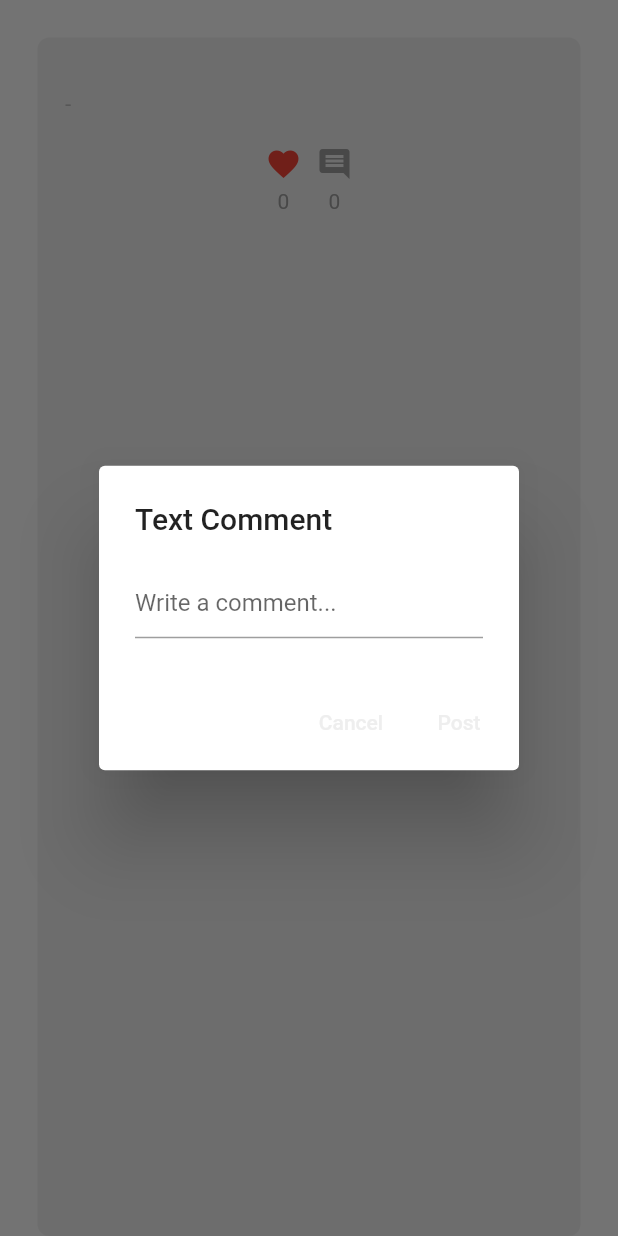
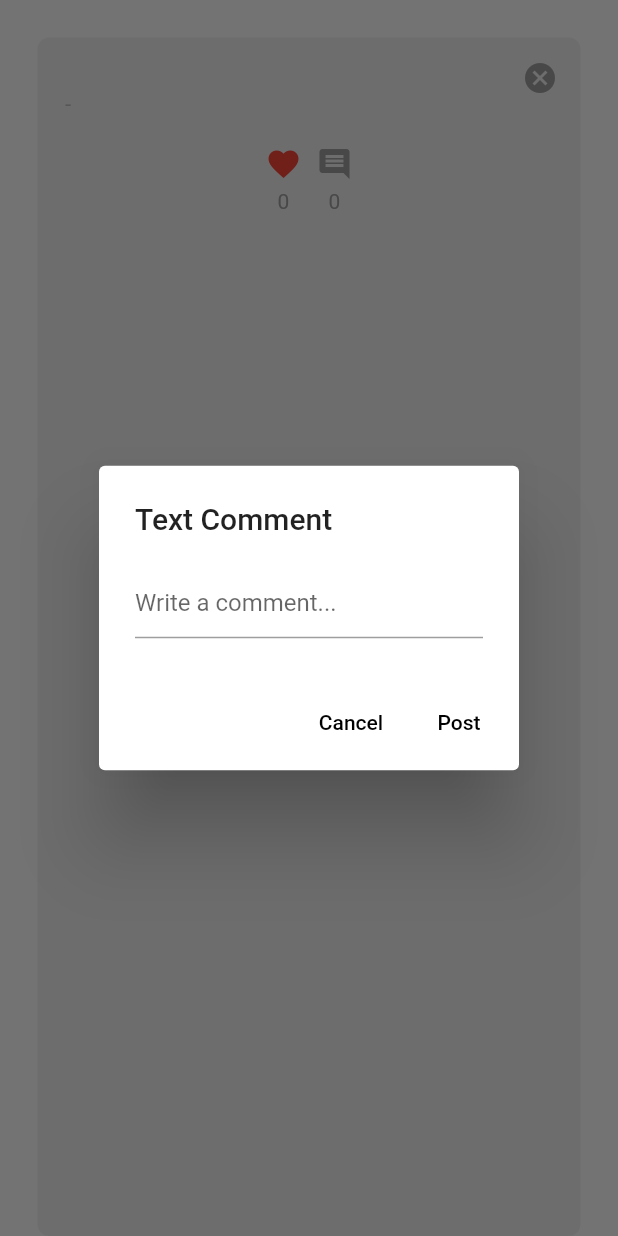
Before and after one commit to tuan-vo/social_media_app, a Flutter app: the WallPost widget shown alone on an empty page, opened directly with empty values, after a tap on the "favorite outline" icon, after a tap on the "comment" icon, on a phone screen of 412 x 824 dp. Run offline on Flutter 3.47's test engine with Material 2 defaults, Android fonts, the phone set to English and light mode, and no system bars; our stand-ins replace cloud_firestore, firebase_auth, firebase_core; accounts and stored records are empty; network calls fail.

Commit message:
update delete post

```diff
--- /dev/null
+++ b/lib/components/delete_button.dart
@@ -0,0 +1,17 @@
+import 'package:flutter/material.dart';
+
+class DeleteButton extends StatelessWidget {
+  final void Function()? onTap;
+  const DeleteButton({super.key, required this.onTap});
+
+  @override
+  Widget build(BuildContext context) {
+    return GestureDetector(
+      onTap: onTap,
+      child: const Icon(
+        Icons.cancel,
+        color: Colors.grey,
+      ),
+    );
+  }
+}
--- a/lib/theme/dark_theme.dart
+++ b/lib/theme/dark_theme.dart
@@ -10,4 +10,7 @@ ThemeData darkTheme = ThemeData(
     primary: Colors.grey[900]!,
     secondary: Colors.grey[800]!,
   ),
+  textButtonTheme: TextButtonThemeData(
+    style: TextButton.styleFrom(foregroundColor: Colors.white),
+  ),
 );
--- a/lib/theme/light_theme.dart
+++ b/lib/theme/light_theme.dart
@@ -12,4 +12,8 @@ ThemeData lightTheme = ThemeData(
     background: Colors.grey[300]!,
     primary: Colors.grey[200]!,
     secondary: Colors.grey[300]!,
-    ));
+  ),
+  textButtonTheme: TextButtonThemeData(
+    style: TextButton.styleFrom(foregroundColor: Colors.black),
+  ),
+);
```
Also changed, not shown: lib/components/wall_post.dart (+60 -0 lines). Lines whose indentation alone changed are shown as unchanged.
